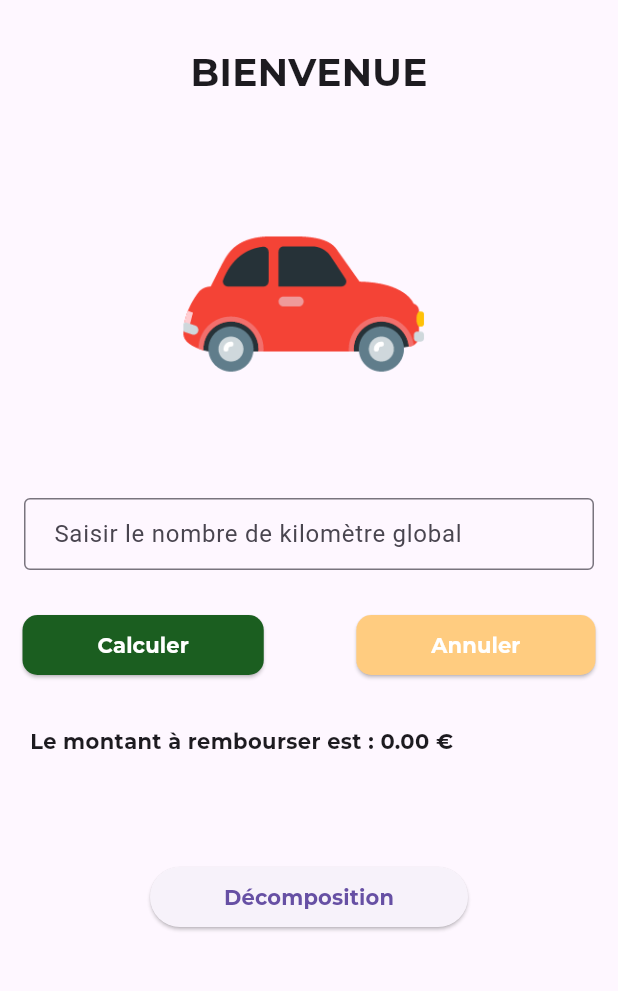
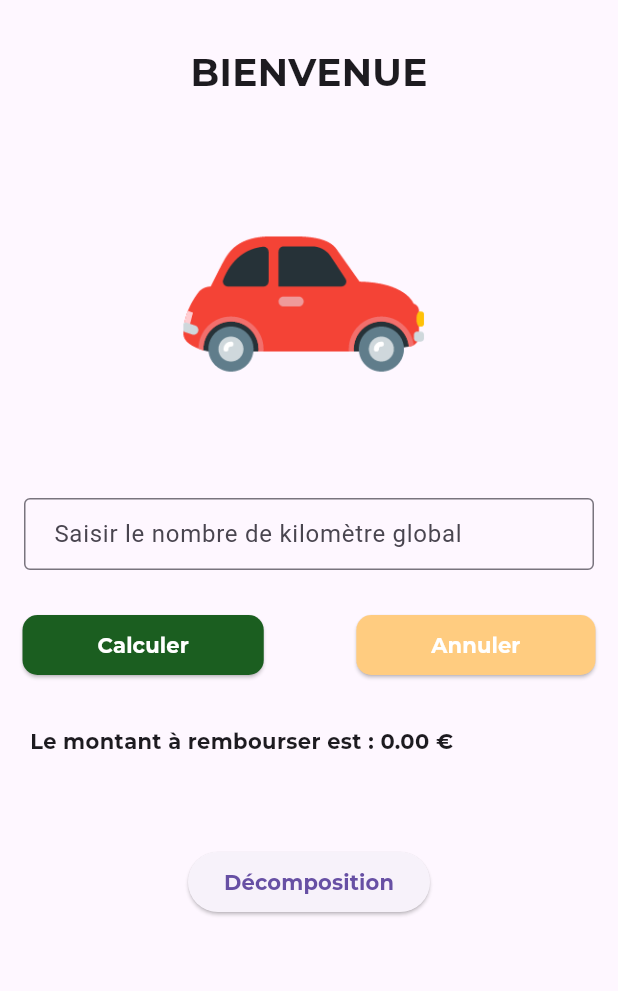
Before and after one commit to othmanemjhd/AbyTripCalculator, a Flutter app: the CalculateFundPage screen opened by its route, on a phone screen of 412 x 824 dp, the part 84-1075 px from its top. Run offline on Flutter 3.47's test engine with Material 3 defaults, Android fonts, the phone set to English and light mode, and no system bars; drawn by our look-alikes of carousel_slider; our stand-ins replace shared_preferences; accounts and stored records are empty.

Commit message:
Updates : center the Decomposition button

```diff
--- a/abytripcalculator/lib/pages/calculateFundPage.dart
+++ b/abytripcalculator/lib/pages/calculateFundPage.dart
@@ -195,8 +195,8 @@ class _CalculateFundPageState extends State<CalculateFundPage> {
                   ),
                 ),
             const SizedBox(height: 10),
-            Padding(
-              padding: const EdgeInsets.fromLTRB(100,10,100,10),
+            Align(
+              alignment: Alignment.bottomCenter,
               child: ElevatedButton(
                   onPressed: () {
                     showDialog(
```
